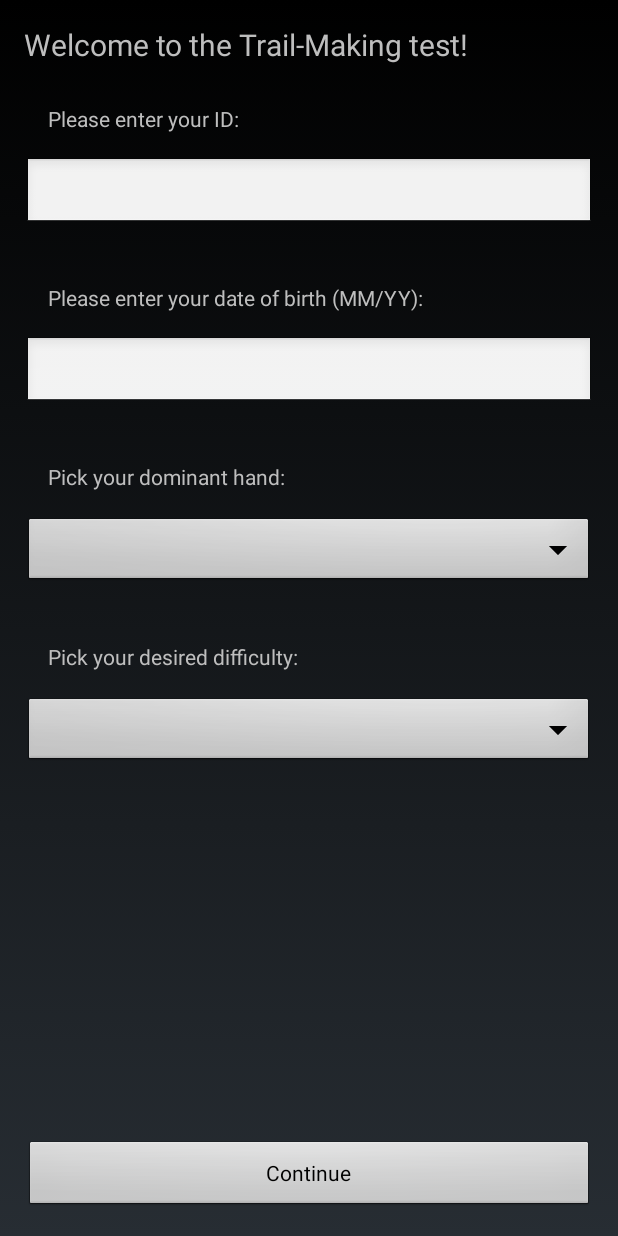
After one commit to yourselvs/CMSC436-Trailmaking, an Android app: the layout activity_spinner.xml on its own in the app's theme, with its tools: preview values and no code run, on a phone screen of 412 x 824 dp. The commit adds this screen. Run offline under Robolectric (Android 15) with nearby library versions, the phone set to English and light mode, and no system bars.

Commit message:
main menu + pre-test prompts

```diff
--- /dev/null
+++ b/app/src/main/res/layout/activity_spinner.xml
@@ -0,0 +1,98 @@
+<?xml version="1.0" encoding="utf-8"?>
+<RelativeLayout xmlns:android="http://schemas.android.com/apk/res/android"
+    xmlns:tools="http://schemas.android.com/tools"
+    android:layout_width="match_parent"
+    android:layout_height="match_parent"
+    android:orientation="vertical"
+    android:padding="@dimen/activity_margin"
+    tools:context=".MainMenu">
+
+    <TextView
+        android:id="@+id/welcomePrompt"
+        android:layout_width="match_parent"
+        android:layout_height="wrap_content"
+        android:text="Welcome to the Trail-Making test!"
+        android:textSize="20sp"/>
+
+    <TextView
+        android:id="@+id/idPrompt"
+        android:layout_width="match_parent"
+        android:layout_height="wrap_content"
+        android:layout_below="@+id/welcomePrompt"
+        android:layout_marginTop="10dp"
+        android:padding="16dp"
+        android:text="@string/id_prompt" />
+
+    <EditText
+        android:id="@+id/idEdit"
+        android:layout_width="match_parent"
+        android:layout_height="wrap_content"
+        android:layout_below="@+id/idPrompt"
+        android:layout_marginTop="0dp"
+        android:ems="10"
+        android:inputType="textPersonName"
+        android:text="" />
+
+    <TextView
+        android:id="@+id/dobPrompt"
+        android:layout_width="match_parent"
+        android:layout_height="wrap_content"
+        android:layout_below="@+id/idEdit"
+        android:layout_marginTop="20dp"
+        android:padding="16dp"
+        android:text="@string/dob_prompt" />
+
+    <EditText
+        android:id="@+id/dobEdit"
+        android:layout_width="match_parent"
+        android:layout_height="wrap_content"
+        android:layout_below="@+id/dobPrompt"
+        android:layout_marginTop="0dp"
+        android:ems="10"
+        android:inputType="textPersonName"
+        android:text="" />
+
+    <TextView
+        android:id="@+id/handText"
+        android:layout_width="match_parent"
+        android:layout_height="wrap_content"
+        android:layout_below="@+id/dobEdit"
+        android:layout_marginTop="20dp"
+        android:padding="16dp"
+        android:text="@string/handedness_prompt" />
+
+    <Spinner
+        android:id="@+id/handSpinner"
+        android:layout_width="match_parent"
+        android:layout_height="wrap_content"
+        android:layout_below="@id/handText"
+        android:layout_marginTop="0dp"
+        android:padding="16dp" />
+
+    <TextView
+        android:id="@+id/difficultyText"
+        android:layout_width="match_parent"
+        android:layout_height="wrap_content"
+        android:layout_below="@id/handSpinner"
+        android:layout_marginTop="20dp"
+        android:padding="16dp"
+        android:text="@string/difficulty_prompt" />
+
+    <Spinner
+        android:id="@+id/difficultySpinner"
+        android:layout_width="match_parent"
+        android:layout_height="wrap_content"
+        android:layout_below="@id/difficultyText"
+        android:layout_marginTop="0dp"
+        android:padding="16dp" />
+
+    <Button
+        android:id="@+id/continueButton"
+        android:layout_width="match_parent"
+        android:layout_height="wrap_content"
+        android:layout_alignParentBottom="true"
+        android:layout_marginTop="100dp"
+        android:onClick="collectUserInfo"
+        android:text="Continue" />
+
+</RelativeLayout>
--- /dev/null
+++ b/app/src/main/res/layout/dropdown_item.xml
@@ -0,0 +1,5 @@
+<?xml version="1.0" encoding="utf-8"?>
+<TextView xmlns:android="http://schemas.android.com/apk/res/android"
+    android:layout_width="match_parent"
+    android:layout_height="match_parent"
+    android:padding="@dimen/content_area_space"/>
--- /dev/null
+++ b/app/src/main/res/values/colors.xml
@@ -0,0 +1,6 @@
+<?xml version="1.0" encoding="utf-8"?>
+<resources>
+    <color name="colorPrimary">#008577</color>
+    <color name="colorPrimaryDark">#00574B</color>
+    <color name="colorAccent">#D81B60</color>
+</resources>
--- a/app/src/main/res/values/strings.xml
+++ b/app/src/main/res/values/strings.xml
@@ -5,4 +5,34 @@
     <string name="single_speed_mode_string">Single Speed Mode</string>
     <string name="random_speed_mode_string">Random Speed Mode</string>
     <string name="quit_string">Quit</string>
+
+    <string
+        name="id_prompt">
+        Please enter your ID:
+    </string>
+
+    <string
+        name="dob_prompt">
+        Please enter your date of birth (MM/YY):
+    </string>
+
+    <string-array name="handedness">
+        <item>Right</item>
+        <item>Left</item>
+    </string-array>
+
+    <string-array
+        name="difficulties">
+        <item>Easy</item>
+        <item>Hard</item>
+    </string-array>
+
+    <string
+        name="handedness_prompt">
+        Pick your dominant hand:
+    </string>
+
+    <string name="difficulty_prompt">
+        Pick your desired difficulty:
+    </string>
 </resources>
```
Also changed, not shown: app/src/main/java/course/labs/gestureslab/EasyPrompt.kt (added, +18 -0 lines), app/src/main/java/course/labs/gestureslab/HardPrompt.kt (added, +18 -0 lines), app/src/main/java/course/labs/gestureslab/SpinnerActivity.kt (added, +78 -0 lines), app/src/main/res/layout/easyprompt.xml (added, +21 -0 lines), app/src/main/res/layout/hardprompt.xml (added, +21 -0 lines), app/src/main/res/values/dimens.xml (added, +7 -0 lines).
